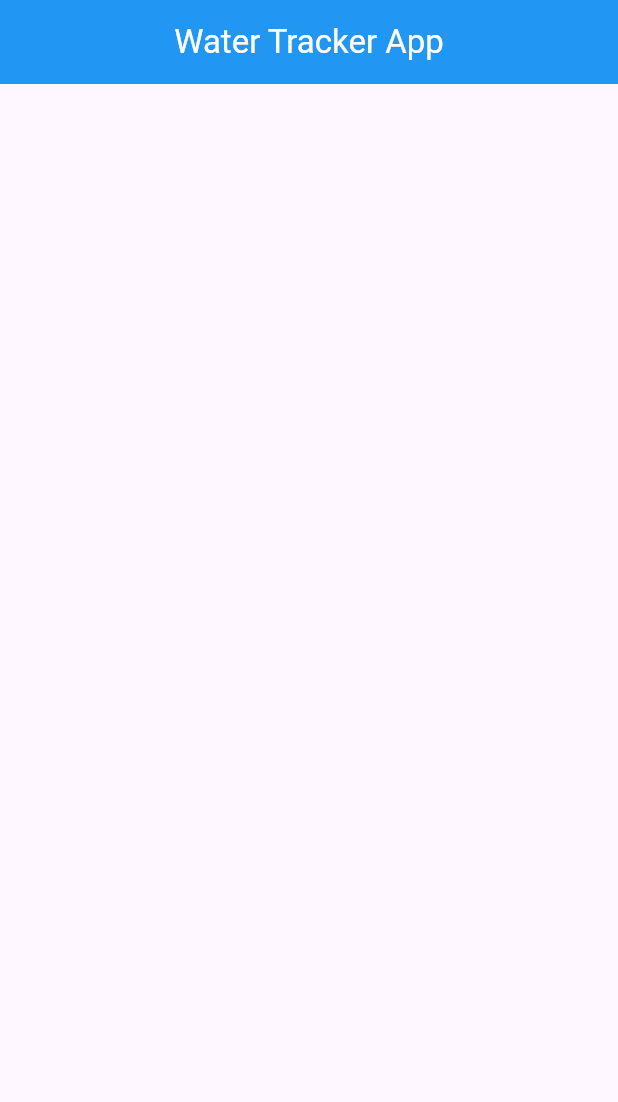
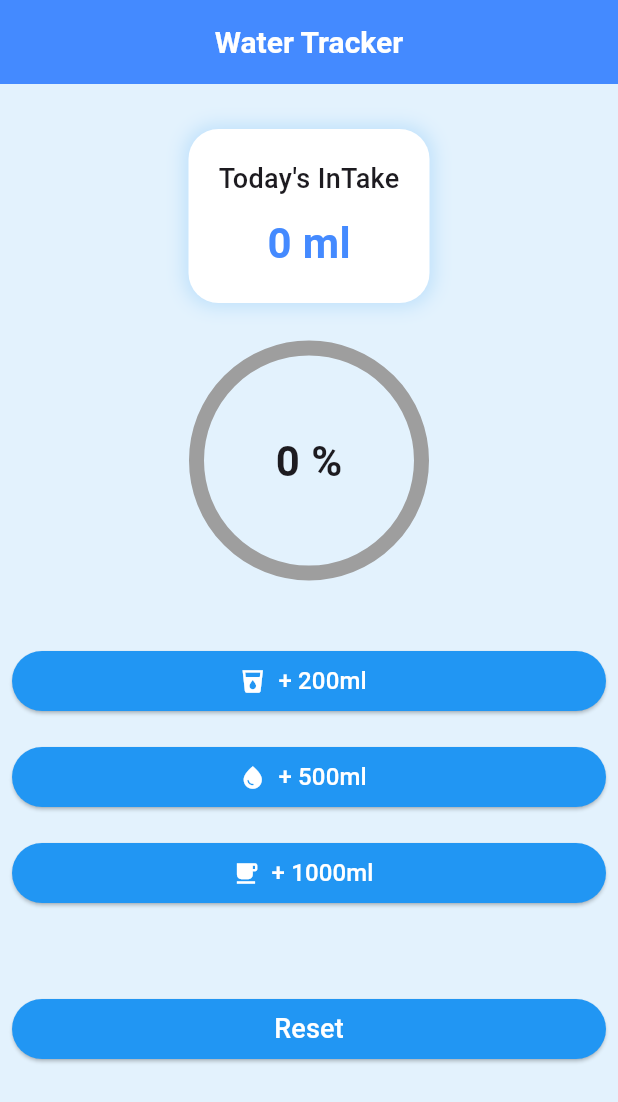
Before and after one commit to iliyasrobin/myflutterpractice, a Flutter app: the screen it shows after launch, on a phone screen of 412 x 824 dp. Shown: the top 1102 px of the screen. Run offline on Flutter 3.47's test engine with Material 3 defaults, Android fonts, the phone set to English and light mode, and no system bars; our stand-ins replace sizer; missing offline and left inert: dart:ffi.

```diff
--- a/lib/MyApp.dart
+++ b/lib/MyApp.dart
@@ -18,7 +18,7 @@ class MyApp extends StatelessWidget {
       builder: (context, orientation, screenType) {
         return MaterialApp(
           //screen name
-          home: waterTrackerApp(),
+          home: WaterTracker(),
         );
       }
     );
--- a/lib/waterTrackerApp.dart
+++ b/lib/waterTrackerApp.dart
@@ -1,25 +1,143 @@
 import 'package:flutter/material.dart';
+import 'package:mypractice/widgets/addWaterBtn.dart';
 
-class waterTrackerApp extends StatefulWidget {
-  const waterTrackerApp({super.key});
+
+class WaterTracker extends StatefulWidget {
+  const WaterTracker({super.key});
 
   @override
-  State<waterTrackerApp> createState() => _waterTrackerAppState();
+  State<WaterTracker> createState() => _WatertrackerState();
 }
 
-class _waterTrackerAppState extends State<waterTrackerApp> {
-  @override
-  Widget build(BuildContext context) {
-    return Scaffold(
-      appBar: AppBar(
-        title: Text("Water Tracker App"),
-        backgroundColor: Colors.blue,
-        foregroundColor: Colors.white,
-        centerTitle: true,
-      ),
+class _WatertrackerState extends State<WaterTracker> {
+  int _currentintake = 0;
+  final int _goal = 2000;
 
 
 
+
+  void _waterAdd(int amount){
+    setState(() {
+      if(_currentintake <_goal){
+        _currentintake = (_currentintake+amount).clamp(0, _goal);
+      }
+    });
+  }
+
+  void resetWater(){
+    setState(() {
+      _currentintake = 0;
+    });
+  }
+
+
+  @override
+  Widget build(BuildContext context) {
+    double progress = (_currentintake / _goal).clamp(0.0, 1.0);
+
+    return Scaffold(
+      backgroundColor: Colors.blue.shade50,
+
+      appBar: AppBar(
+        centerTitle: true,
+          foregroundColor: Colors.white,
+          title: Text(
+            'Water Tracker',
+            style: TextStyle(fontSize: 20, fontWeight: FontWeight.w600),
+          ),
+          backgroundColor: Colors.blueAccent),
+      body: Center(
+        child: Column(
+          crossAxisAlignment: CrossAxisAlignment.center,
+          children: [
+            SizedBox(
+              height: 30,
+            ),
+            Container(
+              padding: EdgeInsets.all(20),
+              decoration: BoxDecoration(
+                  color: Colors.white,
+                  borderRadius: BorderRadius.circular(20),
+                  boxShadow: [
+                    BoxShadow(
+                        color: Colors.blue.withOpacity(0.2),
+                        blurRadius: 10,
+                        spreadRadius: 2)
+                  ]),
+              child: Column(
+                children: [
+                  Text(
+                    "Today's InTake",
+                    style: TextStyle(fontSize: 18, fontWeight: FontWeight.w500),
+                  ),
+                  SizedBox(
+                    height: 10,
+                  ),
+                  Text(
+                    "${_currentintake} ml",
+                    style: TextStyle(
+                        fontSize: 28,
+                        fontWeight: FontWeight.bold,
+                        color: Colors.blueAccent),
+                  )
+                ],
+              ),
+            ),
+            SizedBox(
+              height: 30,
+            ),
+            Stack(
+              alignment: Alignment.center,
+              children: [
+                Container(
+                  height: 150,
+                  width: 150,
+                  child: CircularProgressIndicator(
+                    value: progress, // 0 - 1 1= 100 0.5 = 50%
+                    backgroundColor: Colors.grey.shade500,
+                    color: Colors.blueAccent,
+                    strokeWidth: 10,
+                  ),
+                ),
+                Text(
+                  '${(progress * 100).toInt()} %',
+                  style: TextStyle(fontSize: 28, fontWeight: FontWeight.bold),
+                ),
+              ],
+            ),
+            SizedBox(
+              height: 40,
+            ),
+            Wrap(
+              spacing: 15,
+              children: [
+                addWaterBtn(amount: 200,icon: Icons.local_drink,onClick: () => _waterAdd(200),),
+                addWaterBtn(amount: 500,onClick: () => _waterAdd(500),),
+                addWaterBtn(amount: 1000,icon: Icons.local_cafe,onClick: () => _waterAdd(1000),),
+              ],
+            ),
+            SizedBox(
+              height: 40,
+            ),
+            SizedBox(
+              width: double.infinity,
+              child: Padding(
+                padding: const EdgeInsets.all(8.0),
+                child: ElevatedButton(
+                    style: ElevatedButton.styleFrom(
+                        backgroundColor: Colors.blue,
+                    ),
+                    onPressed: ()=>resetWater() ,
+                    child: Text(
+                      'Reset',
+                      style:
+                      TextStyle(fontSize: 18, fontWeight: FontWeight.w500, color: Colors.white),
+                    )),
+              ),
+            )
+          ],
+        ),
+      ),
     );
   }
 }
--- /dev/null
+++ b/lib/widgets/addWaterBtn.dart
@@ -0,0 +1,29 @@
+import 'package:flutter/material.dart';
+
+
+class addWaterBtn extends StatelessWidget {
+  final int amount;
+  IconData ? icon;
+  final VoidCallback onClick;
+  addWaterBtn({
+    super.key, required this.amount, this.icon, required this.onClick
+  });
+
+  @override
+  Widget build(BuildContext context) {
+    return SizedBox(
+      width: double.infinity,
+      child: Padding(
+        padding: const EdgeInsets.all(8.0),
+        child: ElevatedButton.icon(
+          style: ElevatedButton.styleFrom(
+            backgroundColor: Colors.blue,
+          ),
+          onPressed: onClick,
+          label: Text("+ ${amount}ml",style: TextStyle(fontSize: 16,fontWeight: FontWeight.w500,color: Colors.white),),
+          icon: Icon(icon ?? Icons.water_drop,color: Colors.white,),
+        ),
+      ),
+    );
+  }
+}
```
